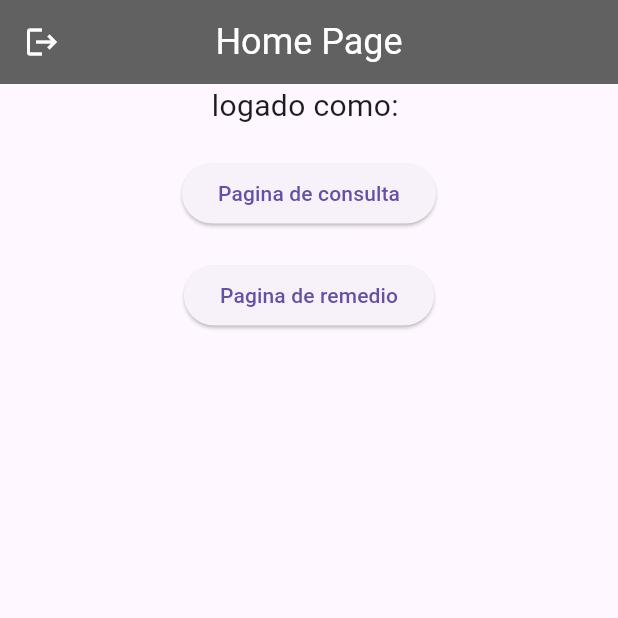
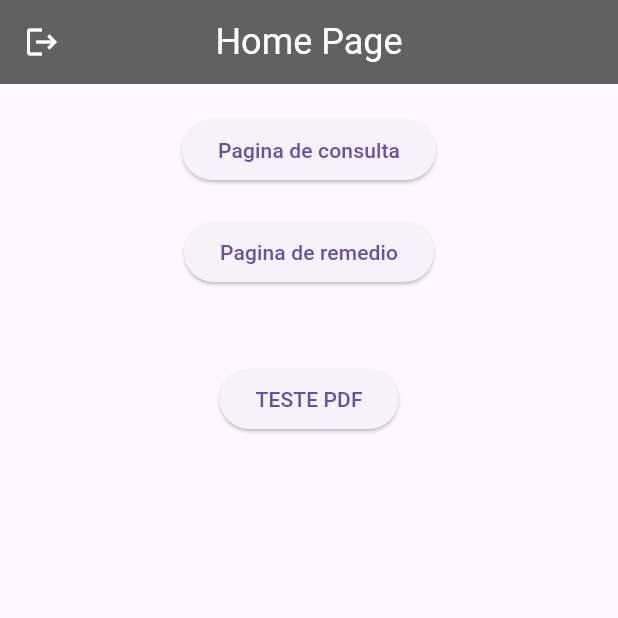
Before and after one commit to pgmaximo/S3_ProjetoIntegrador_SuaSaudeApp, a Flutter app: the screen it shows once a user with an empty profile is signed in, on a phone screen of 412 x 824 dp, the top half of it. Run offline on Flutter 3.47's test engine with Material 3 defaults, Android fonts, the phone set to English and light mode, and no system bars; our stand-ins replace cloud_firestore, firebase_auth, firebase_core, google_sign_in, hive, hive_flutter; missing offline and left inert: syncfusion_flutter_pdf; accounts and stored records are empty; network calls fail.

Commit message:
teste ler pdf

```diff
--- a/lib/pages/home_page.dart
+++ b/lib/pages/home_page.dart
@@ -6,11 +6,6 @@ class HomePage extends StatelessWidget {
   HomePage({super.key});
 
   final user = FirebaseAuth.instance.currentUser!;
-
-  // sign user out
-  void signUserOut() {
-    FirebaseAuth.instance.signOut();
-  }
 
   @override
   Widget build(BuildContext context) {
@@ -23,29 +18,33 @@ class HomePage extends StatelessWidget {
         body: Center(
           child: Column(
             children: [
-            Text(
-              "logado como: ${user.email!}",
-              // "logado como: " + user.email!,
-              style: const TextStyle(fontSize: 20),
-            ),
+              // Text(
+              //   "logado como: ${user.email!}",
+              //   style: const TextStyle(fontSize: 20),
+              // ),
               const SizedBox(height: 20),
               // TESTE DE PAGINGA! FAVOR APAGAR QUANDO FOR FAZER A HOMEPAGE
               ElevatedButton(
                   onPressed: () {
                     Navigator.pushNamed(context, '/consult_page');
                   },
-              child: const Text('Pagina de consulta')
-            ),
+                  child: const Text('Pagina de consulta')),
               const SizedBox(height: 20),
               ElevatedButton(
                   onPressed: () {
                     Navigator.pushNamed(context, '/remedios_page');
                   },
-              child: const Text('Pagina de remedio')
-            )
+                  child: const Text('Pagina de remedio')),
+              const SizedBox(
+                height: 50,
+              ),
+              ElevatedButton(
+                  onPressed: () {
+                    Navigator.pushNamed(context, '/lerpdf_page');
+                  },
+                  child: const Text('TESTE PDF')),
             ],
           ),
-      )
-    );
+        ));
   }
 }
--- a/lib/routes.dart
+++ b/lib/routes.dart
@@ -1,4 +1,5 @@
 import 'package:flutter/material.dart';
+import 'package:teste_firebase/pages/LeituraPDFTeste/lerpdf_page.dart';
 import 'pages/home_page.dart';
 import 'package:teste_firebase/pages/TelaConsulta/new_consult.dart';
 import 'package:teste_firebase/pages/TelaConsulta/view_consult.dart';
@@ -18,4 +19,7 @@ Map<String, Widget Function(BuildContext context)> rotas = {
   // Rotas para paginas de remedios
   '/remedios_page' : (context) => const RemediosPage(),
   '/register_page' : (context) => RegisterPage(onTap: () {  },),
+
+  //Rota para pagina de ler pdf (pagina teste será removida/alterada depois)
+  '/lerpdf_page' : (context) => const LerPdfPage(),
 };
```
Also changed, not shown: lib/pages/LeituraPDFTeste/lerpdf_page.dart (added, +72 -0 lines), pubspec.yaml (+7 -68 lines), pubspec.lock, 1 other file. Lines whose indentation alone changed are shown as unchanged.
